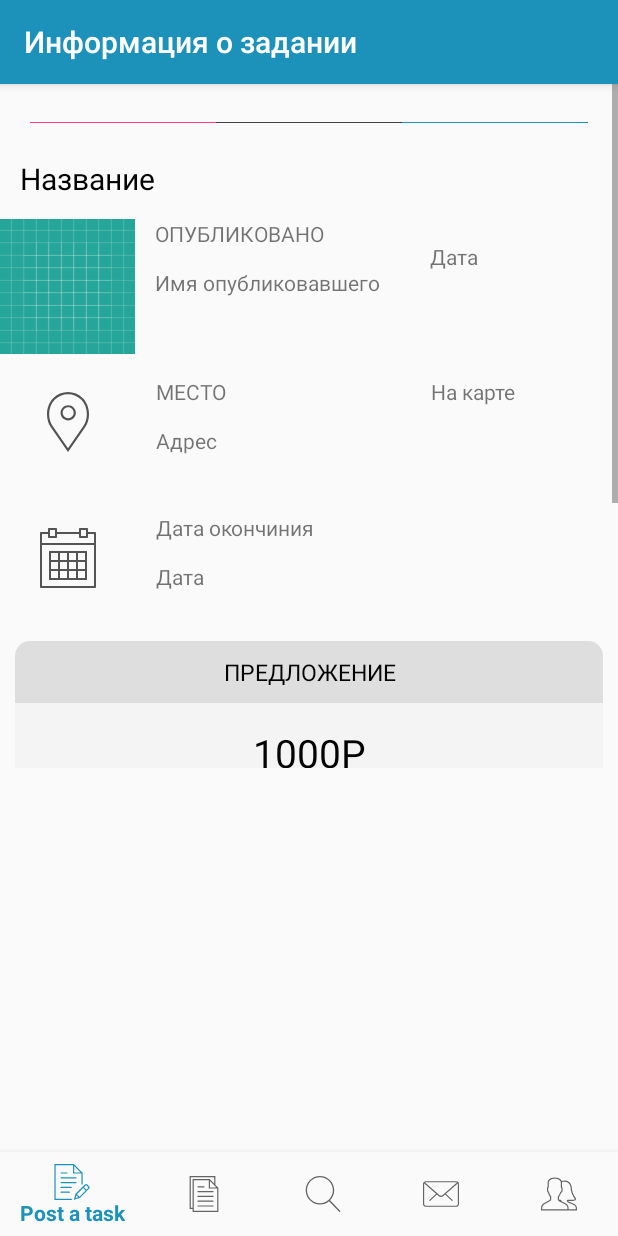
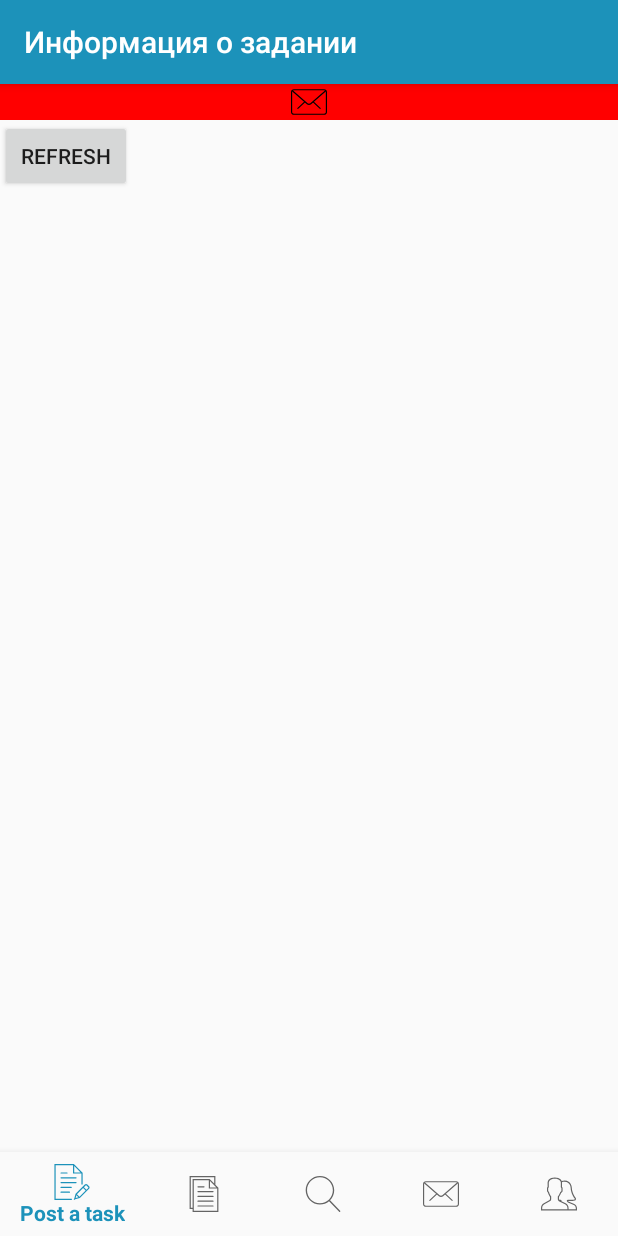
Before and after one commit to VitalyPortret/MyTaskAndroidClient, an Android app: the DetailTaskActivity screen opened directly, with no data from a screen before it, on a phone screen of 412 x 824 dp. Run offline under Robolectric (Android 15) with nearby library versions, the light colour scheme and no system bars; libraries missing offline, so code that uses them is left out: com.alibaba.fastjson.

Commit message:
Добавление в Task - дату публикации Добавление обработки, если сервер не доступен, и task - null Небольшие изменения

```diff
--- a/app/src/main/java/ru/portretov/mytaskandroidclient/DetailTaskActivity.java
+++ b/app/src/main/java/ru/portretov/mytaskandroidclient/DetailTaskActivity.java
@@ -1,12 +1,19 @@
 package ru.portretov.mytaskandroidclient;
 
 import android.content.Intent;
+import android.graphics.Color;
+import android.media.Image;
 import android.os.AsyncTask;
 import android.os.Bundle;
 import android.support.annotation.NonNull;
 import android.support.design.widget.BottomNavigationView;
 import android.support.v7.app.AppCompatActivity;
 import android.view.MenuItem;
+import android.view.View;
+import android.view.ViewGroup;
+import android.widget.Button;
+import android.widget.ImageView;
+import android.widget.LinearLayout;
 import android.widget.TextView;
 
 import java.io.IOException;
@@ -24,13 +31,15 @@ import ru.portretov.mytaskandroidclient.util.WidgetUtil;
 public class DetailTaskActivity extends AppCompatActivity implements BottomNavigationView.OnNavigationItemSelectedListener {
 
     private TextView tvTitle, tvUserName, tvAddress, tvDueDate, tvPrice, tvDescription;
+    private LinearLayout llDetailTask;
+    private String idTask;
 
     @Override
     protected void onCreate(Bundle savedInstanceState) {
         super.onCreate(savedInstanceState);
         setContentView(R.layout.activity_detail_task);
         Intent intent = getIntent();
-        final String idTask = intent.getStringExtra("id");
+        idTask = intent.getStringExtra("id");
 
         BottomNavigationView navigation = findViewById(R.id.navigation);
         tvTitle = findViewById(R.id.tvTitle);
@@ -39,6 +48,7 @@ public class DetailTaskActivity extends AppCompatActivity implements BottomNavig
         tvDueDate = findViewById(R.id.tvDueDate);
         tvPrice = findViewById(R.id.tvPrice);
         tvDescription = findViewById(R.id.tvDescription);
+        llDetailTask = findViewById(R.id.llDetailTask);
 
         navigation.setOnNavigationItemSelectedListener(this);
 
@@ -46,6 +56,32 @@ public class DetailTaskActivity extends AppCompatActivity implements BottomNavig
     }
 
     public void fillWidget(Task task){
+        if (task == null) {
+            ImageView imageView = new ImageView(this);
+            imageView.setBackgroundColor(Color.RED);
+            imageView.setImageResource(R.drawable.ic_mail);
+            imageView.layout(0, 0, 100, 0);
+            imageView.setLayoutParams(
+                    new LinearLayout.LayoutParams(
+                            ViewGroup.LayoutParams.MATCH_PARENT,
+                            ViewGroup.LayoutParams.MATCH_PARENT
+                    )
+            );
+            Button btn = new Button(this);
+            btn.setLayoutParams(new LinearLayout.LayoutParams(ViewGroup.LayoutParams.WRAP_CONTENT, ViewGroup.LayoutParams.WRAP_CONTENT));
+            btn.setText("Refresh");
+            btn.setOnClickListener(new View.OnClickListener() {
+                @Override
+                public void onClick(View v) {
+                    new GetTaskById().execute(ServerURL.URL_TASK_BY_ID + idTask);
+                }
+            });
+
+            llDetailTask.removeAllViews();
+            llDetailTask.addView(imageView);
+            llDetailTask.addView(btn);
+            return;
+        }
         tvTitle.setText(task.getTitle());
         if (task.getTaskType() == TaskType.ONLINE_TASK) {
             tvAddress.setText(R.string.online);
@@ -54,7 +90,7 @@ public class DetailTaskActivity extends AppCompatActivity implements BottomNavig
         }
         //todo: Изменить адрес на адекватный и добавить картинки
         tvDueDate.setText(task.getDueDate().toString());
-        tvPrice.setText(String.format("%f Р", task.getBudget()));
+        tvPrice.setText(String.format("%s", task.getBudget() + " ₽"));
         tvDescription.setText(task.getDescription());
     }
 
@@ -82,9 +118,6 @@ public class DetailTaskActivity extends AppCompatActivity implements BottomNavig
         @Override
         protected void onPostExecute(Task task) {
             super.onPostExecute(task);
-            if (task == null) {
-                return;
-            }
             fillWidget(task);
         }
     }
--- a/app/src/main/res/layout/content_activity_detail_task.xml
+++ b/app/src/main/res/layout/content_activity_detail_task.xml
@@ -6,6 +6,7 @@
     android:layout_height="match_parent">
 
     <LinearLayout
+        android:id="@+id/llDetailTask"
         android:layout_width="match_parent"
         android:layout_height="match_parent"
         android:orientation="vertical">
--- a/app/src/main/res/layout/task_list_item.xml
+++ b/app/src/main/res/layout/task_list_item.xml
@@ -55,7 +55,7 @@
         </LinearLayout>
 
         <LinearLayout
-            android:layout_width="match_parent"
+            android:layout_width="wrap_content"
             android:layout_height="wrap_content"
             android:layout_marginLeft="10dp"
             android:orientation="vertical"
@@ -66,10 +66,9 @@
                 android:layout_width="match_parent"
                 android:layout_height="wrap_content"
                 android:layout_marginBottom="15dp"
-                android:text="1000Р"
                 android:textAlignment="center"
                 android:textColor="@color/colorDark2"
-                android:textSize="21sp"
+                android:textSize="19sp"
                 android:textStyle="bold" />
 
             <ImageView
```
Also changed, not shown: app/src/main/java/ru/portretov/mytaskandroidclient/PersonalTasksActivity.java (+8 -1 lines), app/src/main/java/ru/portretov/mytaskandroidclient/entity/Task.java (+10 -0 lines).
